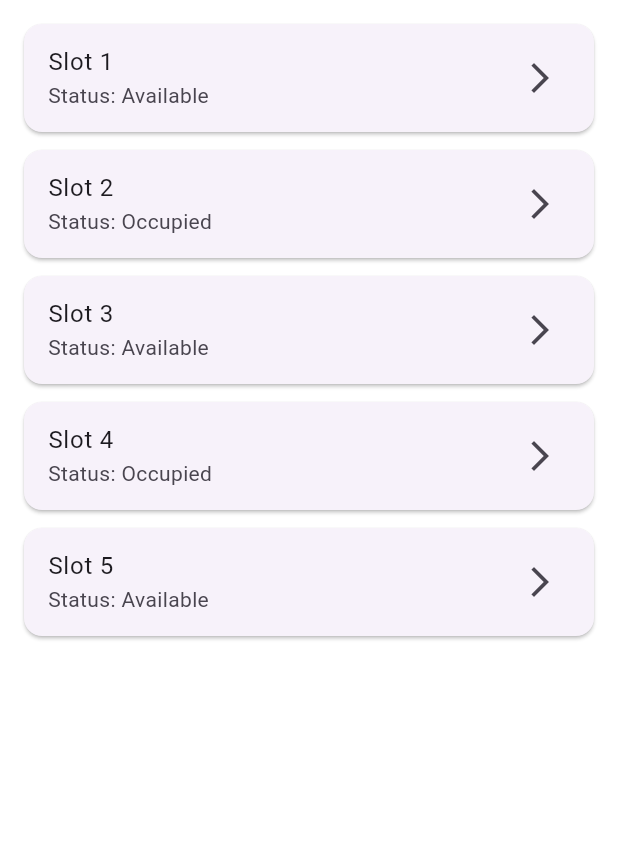
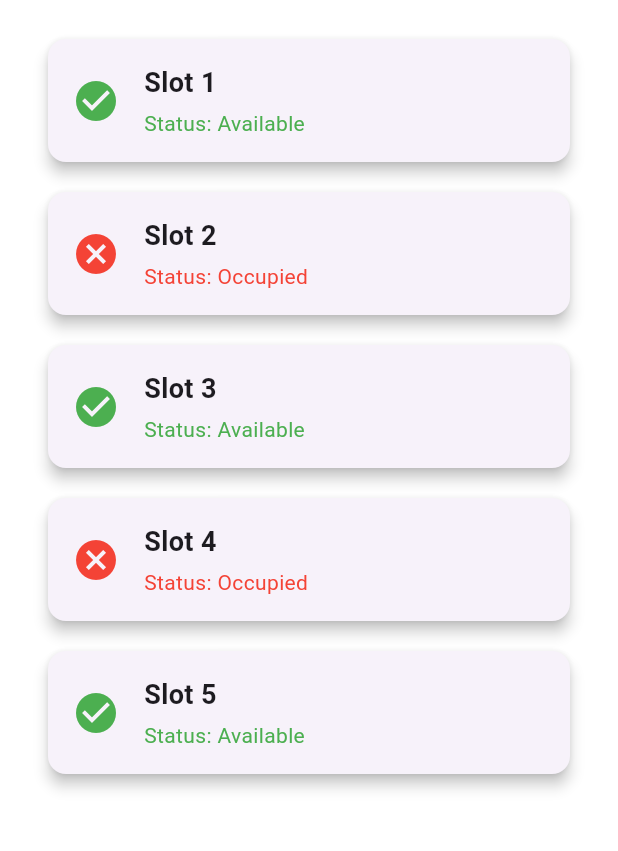
Before and after one commit to 12Omega/sprint2_dashboard, a Flutter app: the screen it shows after launch, on a phone screen of 412 x 824 dp, the part 84-935 px from its top. Run offline on Flutter 3.47's test engine with Material 3 defaults, Android fonts, the phone set to English and light mode, and no system bars.

Commit message:
Commit 3: Improved SlotCard UI with icons and status colors

```diff
--- a/lib/widgets/slot_card.dart
+++ b/lib/widgets/slot_card.dart
@@ -10,17 +10,56 @@ class SlotCard extends StatelessWidget {
     required this.status,
   });
 
+  Color getStatusColor() {
+    return status == 'Available' ? Colors.green : Colors.red;
+  }
+
+  IconData getStatusIcon() {
+    return status == 'Available' ? Icons.check_circle : Icons.cancel;
+  }
+
   @override
   Widget build(BuildContext context) {
     return Card(
-      margin: const EdgeInsets.only(bottom: 12),
-      child: ListTile(
-        title: Text('Slot $slotNumber'),
-        subtitle: Text('Status: $status'),
-        trailing: const Icon(Icons.arrow_forward_ios),
-        onTap: () {
-          // Navigation to detail screen will come later
-        },
+      elevation: 4,
+      shape: RoundedRectangleBorder(
+        borderRadius: BorderRadius.circular(12),
+      ),
+      margin: const EdgeInsets.symmetric(vertical: 10, horizontal: 16),
+      child: Padding(
+        padding: const EdgeInsets.all(16),
+        child: Row(
+          children: [
+            Icon(
+              getStatusIcon(),
+              color: getStatusColor(),
+              size: 32,
+            ),
+            const SizedBox(width: 16),
+            Expanded(
+              child: Column(
+                crossAxisAlignment: CrossAxisAlignment.start,
+                children: [
+                  Text(
+                    'Slot $slotNumber',
+                    style: const TextStyle(
+                      fontSize: 18,
+                      fontWeight: FontWeight.bold,
+                    ),
+                  ),
+                  const SizedBox(height: 4),
+                  Text(
+                    'Status: $status',
+                    style: TextStyle(
+                      fontSize: 14,
+                      color: getStatusColor(),
+                    ),
+                  ),
+                ],
+              ),
+            ),
+          ],
+        ),
       ),
     );
   }
```
